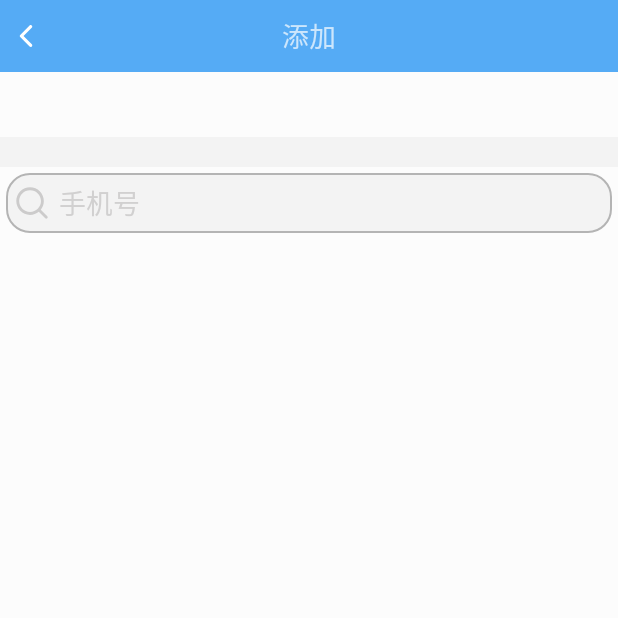
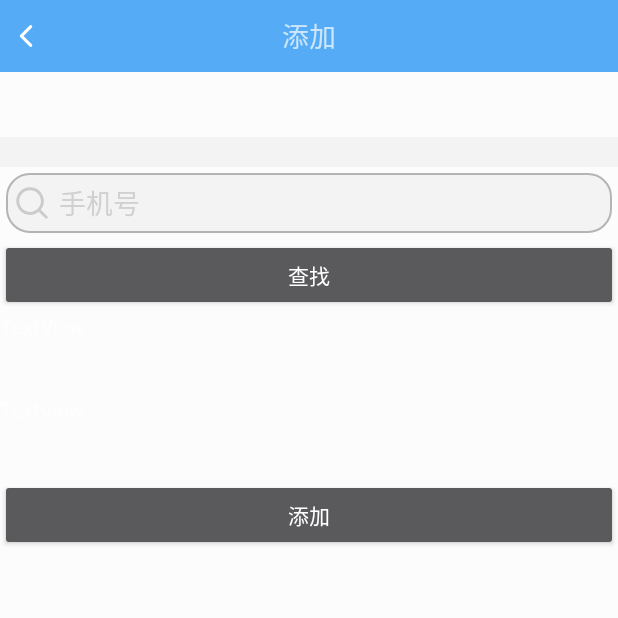
Before and after one commit to wzt123/IM, an Android app: the AddFriendsActivity screen opened directly, with no data from a screen before it, on a phone screen of 412 x 824 dp, the top half of it. Run offline under Robolectric (Android 15) with nearby library versions, the phone set to English and light mode, and no system bars; 2 statements that could not run were skipped.

Commit message:
修改了添加好友的相关connectSQL

```diff
--- a/Myapp/app/src/main/java/com/example/lsy/myapp/RegisterActivity.java
+++ b/Myapp/app/src/main/java/com/example/lsy/myapp/RegisterActivity.java
@@ -44,12 +44,15 @@ public class RegisterActivity extends AppCompatActivity {
         mPasswordd_1 = (EditText) findViewById(R.id.pswd1);
         mPasswordd_2 = (EditText) findViewById(R.id.pswd2);
         final int rs = 2;
+        connectMysql connection = new connectMysql();
+        connection.userRegister(Integer.parseInt(mTel.getText().toString()),mName.getText().toString(),mPasswordd_1.getText().toString(),handler);
         handler = new Handler() {
             @Override
             public void handleMessage(Message msg) {
                 super.handleMessage(msg);
                 if (msg.arg1 == 1) {
                     new AlertDialog.Builder(RegisterActivity.this).setTitle("提示").setMessage("注册成功").setPositiveButton("确定", null).show();
+                    connection.addFriendGroup(handler);
                 }
                 else
                 {
@@ -63,8 +66,7 @@ public class RegisterActivity extends AppCompatActivity {
 //        }
 //        else
 //        {
-            connectMysql connection = new connectMysql();
-            connection.userRegister(Integer.parseInt(mTel.getText().toString()),mName.getText().toString(),mPasswordd_1.getText().toString(),handler);
+
 //        }
 
     }
--- a/Myapp/app/src/main/res/layout/activity_add_friends.xml
+++ b/Myapp/app/src/main/res/layout/activity_add_friends.xml
@@ -50,7 +50,8 @@
                     android:layout_width="match_parent"
                     android:layout_height="match_parent"
                     android:background="@color/bg_white"
-                    android:orientation="vertical">
+                    android:orientation="vertical"
+                    android:weightSum="1">
                     <RelativeLayout
                         android:layout_width="match_parent"
                         android:layout_height="20dp"
@@ -80,6 +81,34 @@
                             android:layout_alignBottom="@+id/add_friend_edit"
                             android:layout_marginLeft="5dp"/>
                     </RelativeLayout>
+
+                    <Button
+                        android:id="@+id/add_friend_ensure"
+                        android:layout_width="match_parent"
+                        android:layout_height="wrap_content"
+                        android:onClick="findFriend"
+                        android:text="查找" />
+
+                    <TextView
+                        android:id="@+id/add_friend_tel"
+                        android:layout_width="match_parent"
+                        android:layout_height="wrap_content"
+                        android:text="TextView"
+                        android:layout_weight="0.07" />
+
+                    <TextView
+                        android:id="@+id/add_friend_name"
+                        android:layout_width="match_parent"
+                        android:layout_height="wrap_content"
+                        android:text="TextView"
+                        android:layout_weight="0.07" />
+
+                    <Button
+                        android:id="@+id/add_friend_add"
+                        android:layout_width="match_parent"
+                        android:layout_height="wrap_content"
+                        android:onClick="addFriend"
+                        android:text="添加" />
                 </LinearLayout>
                 <LinearLayout
                     android:id="@+id/tab2"
```
Also changed, not shown: Myapp/app/src/main/java/com/example/lsy/myapp/AddFriendsActivity.java (+31 -1 lines), Myapp/app/src/main/java/com/example/lsy/myapp/LoginActivity.java (+0 -23 lines), Myapp/app/src/main/java/com/example/lsy/myapp/MyFragment3.java (+7 -0 lines), Myapp/app/src/main/java/com/example/lsy/myapp/connectMysql.java (+114 -11 lines), 1 other file.
